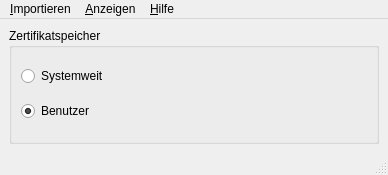
This is Entwicklung/Bestandteile/Werkzeuge/Dialoge/KonfigBasis.ui in tuxmaster/QSSL as Qt 5 draws it before an edit. The edited form follows.
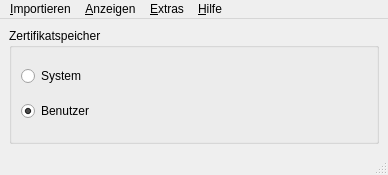
This is the edited form.

Diff of the .ui file:
```diff
--- a/Entwicklung/Bestandteile/Werkzeuge/Dialoge/KonfigBasis.ui
+++ b/Entwicklung/Bestandteile/Werkzeuge/Dialoge/KonfigBasis.ui
@@ -36,7 +36,7 @@
        <item>
         <widget class="QRadioButton" name="speicherSystem" >
          <property name="text" >
-          <string>Systemweit</string>
+          <string>System</string>
          </property>
         </widget>
        </item>
@@ -90,8 +90,16 @@
     <addaction name="Menuepunkt_Zertifikat" />
     <addaction name="Menuepunkt_CRL" />
    </widget>
+   <widget class="QMenu" name="menu_Extras" >
+    <property name="title" >
+     <string>&amp;Extras</string>
+    </property>
+    <addaction name="Menuepunkt_SpeicheNeuLaden" />
+    <addaction name="Menuepunkt_SpeicherLoeschen" />
+   </widget>
    <addaction name="menu_Importieren" />
    <addaction name="menu_Anzeigen" />
+   <addaction name="menu_Extras" />
    <addaction name="menu_Hilfe" />
   </widget>
   <action name="Menuepunkt_ueber" >
```
Left out of the diff: 10 changed lines with no effect on the pictures.
